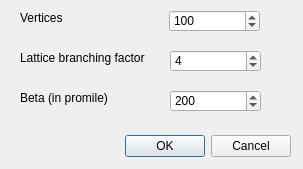
This is GraphCombEx/dialogws.ui in davidchalupa/GraphCombEx as Qt 5 draws it before an edit. The edited form follows.
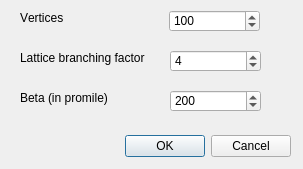
This is the edited form.

Patch:
```diff
--- a/GraphCombEx/dialogws.ui
+++ b/GraphCombEx/dialogws.ui
@@ -10,6 +10,11 @@
     <height>169</height>
    </rect>
   </property>
+  <property name="font">
+   <font>
+    <kerning>false</kerning>
+   </font>
+  </property>
   <property name="windowTitle">
    <string>Dialog</string>
   </property>
```
